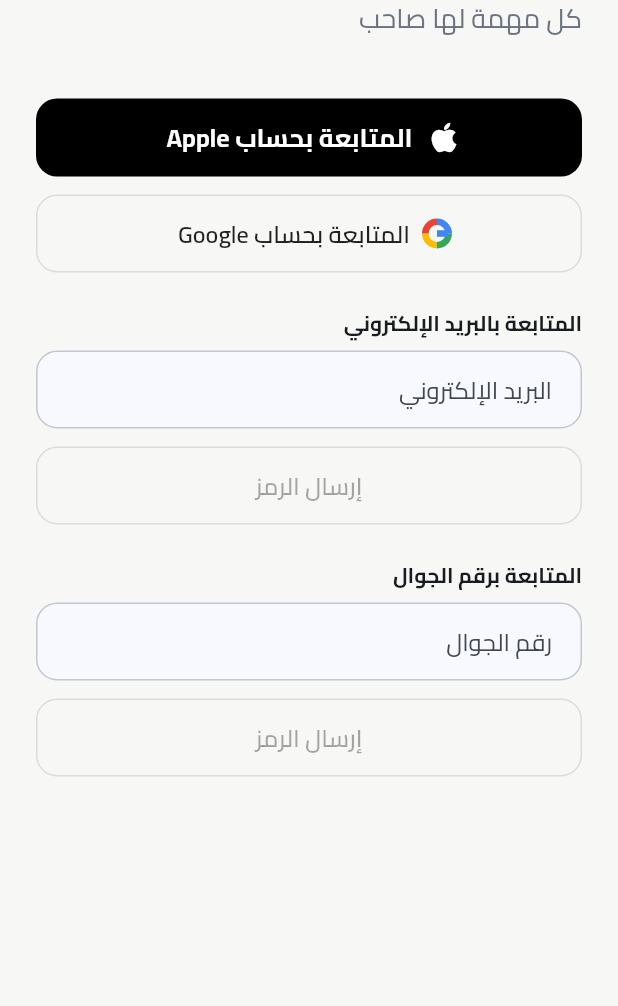
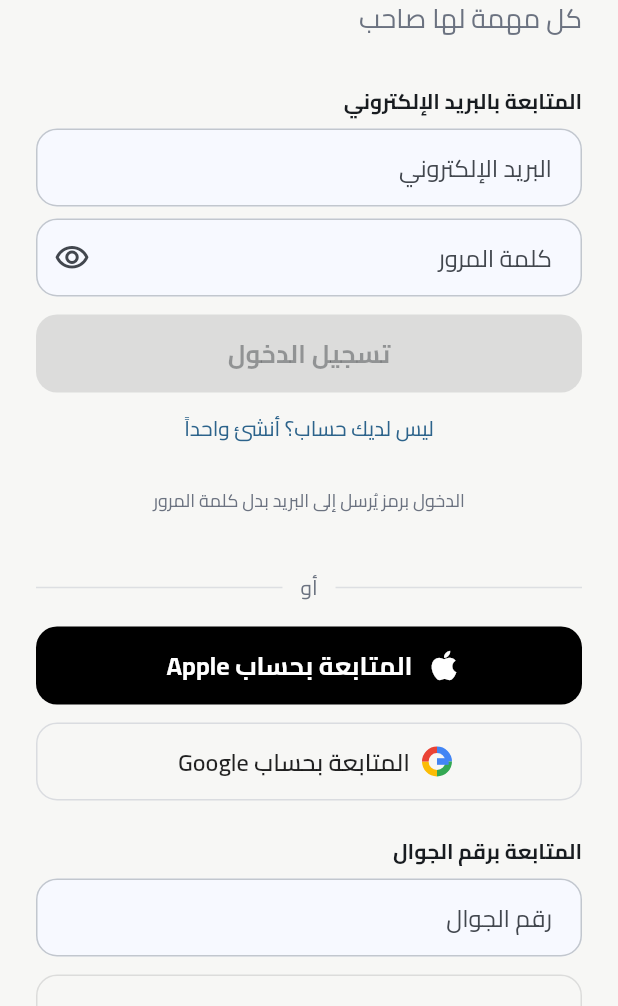
Before and after one commit to alsawagh0-ui/abdullah, a Flutter app: the screen it shows after launch, after a tap on "تخطٍّ", on a phone screen of 412 x 824 dp, the part 230-1236 px from its top. Run offline on Flutter 3.47's test engine with Material 3 defaults, Android fonts, the phone set to English and light mode, and no system bars; our stand-ins replace flutter_local_notifications, flutter_riverpod, go_router, image_picker, qr_flutter, share_plus and 4 more; missing offline and left inert: add_2_calendar, dart:js_interop, mobile_scanner; accounts and stored records are empty; network calls fail.

Commit message:
almunjez: email + password sign-in as the primary method
The magic link, emailed code, phone OTP and OAuth buttons all need
something configured in the Supabase dashboard first (redirect URLs,
email template, SMS provider, OAuth clients). Password auth needs
nothing, so it becomes the first option on the sign-in screen with a
sign-in / create-account toggle; the emailed-code path stays behind a
small link.

- AlMunjezApi: signUpWithPassword (returns whether a session exists or a
  confirmation email was sent) and signInWithPassword
- SupabaseApi: auth.signUp / signInWithPassword with profile reload
- LocalApi: in-memory stand-in with the same error codes
- Arabic translations for the common Supabase auth messages (wrong
  credentials, email not confirmed, already registered, weak password,
  rate limit, phone provider missing)
- confirmation note explaining the blank page after the link is expected
- tests: LocalApi password rules + widget flow; existing tests scroll to
  the demo button which now sits lower on the screen

Co-Authored-By: Claude Fable 5.1 <noreply@anthropic.com>
Claude-Session: https://claude.ai/code/session_018vqp6UdcqAx3jbgYeQbT5q

```diff
--- a/almunjez/app/lib/features/auth/auth_screens.dart
+++ b/almunjez/app/lib/features/auth/auth_screens.dart
@@ -4,6 +4,7 @@ import 'package:go_router/go_router.dart';
 
 import '../../app/theme.dart';
 import '../../core/api/local/local_api.dart';
+import '../../core/api/almunjez_api.dart';
 import '../../core/notif_prompt.dart';
 import '../../core/providers.dart';
 import '../../core/push.dart';
@@ -89,8 +90,34 @@ class _SignInScreenState extends ConsumerState<SignInScreen> {
   bool _phoneCodeSent = false;
 
   final _email = TextEditingController();
+  final _password = TextEditingController();
   final _emailCode = TextEditingController();
   bool _emailCodeSent = false;
+  bool _useEmailCode = false; // magic-link/OTP path needs dashboard setup; off by default
+  bool _creatingAccount = false;
+  bool _showPassword = false;
+  bool _confirmEmailSent = false;
+
+  @override
+  void dispose() {
+    for (final c in [_phone, _phoneCode, _email, _password, _emailCode]) {
+      c.dispose();
+    }
+    super.dispose();
+  }
+
+  bool get _emailOk => _email.text.trim().contains('@');
+  bool get _passwordOk => _password.text.length >= 8;
+
+  Future<void> _submitPassword(AlMunjezApi api) => _run(() async {
+        final email = _email.text.trim();
+        if (_creatingAccount) {
+          final signedIn = await api.signUpWithPassword(email, _password.text);
+          if (!signedIn && mounted) setState(() => _confirmEmailSent = true);
+        } else {
+          await api.signInWithPassword(email, _password.text);
+        }
+      });
 
   bool _busy = false;
 
@@ -121,24 +148,66 @@ class _SignInScreenState extends ConsumerState<SignInScreen> {
             const SizedBox(height: 16),
             Text(s.appName, style: const TextStyle(fontSize: 40, fontWeight: FontWeight.w800, color: AppTheme.accent)),
             Text(s.tagline, style: const TextStyle(fontSize: 18, color: AppTheme.muted)),
-            const SizedBox(height: 40),
-            FilledButton.icon(
-              style: FilledButton.styleFrom(backgroundColor: Colors.black, foregroundColor: Colors.white),
-              onPressed: _busy ? null : () => _run(api.signInWithApple),
-              icon: const Icon(Icons.apple, size: 26),
-              label: Text(s.signInWithApple),
-            ),
-            const SizedBox(height: 12),
-            OutlinedButton.icon(
-              style: OutlinedButton.styleFrom(foregroundColor: Colors.black87, side: const BorderSide(color: Color(0xFFDADCE0))),
-              onPressed: _busy ? null : () => _run(api.signInWithGoogle),
-              icon: const _GoogleG(),
-              label: Text(s.signInWithGoogle),
-            ),
-            const SizedBox(height: 24),
+            const SizedBox(height: 32),
             Text(s.signInWithEmail, style: const TextStyle(fontWeight: FontWeight.w700)),
             const SizedBox(height: 8),
-            if (!_emailCodeSent) ...[
+            if (_confirmEmailSent) ...[
+              _Note(icon: Icons.mark_email_read_outlined, text: '${s.codeSentTo} ${_email.text.trim()}\n${s.confirmEmailSent}'),
+              const SizedBox(height: 8),
+              FilledButton(
+                key: const Key('signInAfterConfirm'),
+                onPressed: () => setState(() {
+                  _confirmEmailSent = false;
+                  _creatingAccount = false;
+                }),
+                child: Text(s.signIn),
+              ),
+            ] else if (!_useEmailCode) ...[
+              TextField(
+                key: const Key('emailField'),
+                controller: _email,
+                keyboardType: TextInputType.emailAddress,
+                textDirection: TextDirection.ltr,
+                autofillHints: const [AutofillHints.email],
+                decoration: InputDecoration(hintText: 'name@example.com', labelText: s.email),
+                onChanged: (_) => setState(() {}),
+              ),
+              const SizedBox(height: 8),
+              TextField(
+                key: const Key('passwordField'),
+                controller: _password,
+                obscureText: !_showPassword,
+                textDirection: TextDirection.ltr,
+                autofillHints: [_creatingAccount ? AutofillHints.newPassword : AutofillHints.password],
+                decoration: InputDecoration(
+                  labelText: s.password,
+                  helperText: _creatingAccount ? s.passwordHint : null,
+                  suffixIcon: IconButton(
+                    icon: Icon(_showPassword ? Icons.visibility_off_outlined : Icons.visibility_outlined),
+                    onPressed: () => setState(() => _showPassword = !_showPassword),
+                  ),
+                ),
+                onChanged: (_) => setState(() {}),
+                onSubmitted: (_) {
+                  if (_emailOk && _passwordOk && !_busy) _submitPassword(api);
+                },
+              ),
+              const SizedBox(height: 12),
+              FilledButton(
+                key: const Key('passwordSubmit'),
+                onPressed: _busy || !_emailOk || !_passwordOk ? null : () => _submitPassword(api),
+                child: Text(_creatingAccount ? s.createAccount : s.signIn),
+              ),
+              TextButton(
+                key: const Key('togglePasswordMode'),
+                onPressed: _busy ? null : () => setState(() => _creatingAccount = !_creatingAccount),
+                child: Text(_creatingAccount ? s.haveAccount : s.noAccount),
+              ),
+              TextButton(
+                onPressed: _busy ? null : () => setState(() => _useEmailCode = true),
+                child: Text(s.useEmailCode, style: const TextStyle(fontSize: 12, color: AppTheme.muted)),
+              ),
+            ] else if (!_emailCodeSent) ...[
               TextField(
                 controller: _email,
                 keyboardType: TextInputType.emailAddress,
@@ -148,13 +217,17 @@ class _SignInScreenState extends ConsumerState<SignInScreen> {
               ),
               const SizedBox(height: 12),
               OutlinedButton(
-                onPressed: _busy || !_email.text.contains('@')
+                onPressed: _busy || !_emailOk
                     ? null
                     : () => _run(() async {
                           await api.sendEmailOtp(_email.text.trim());
                           setState(() => _emailCodeSent = true);
                         }),
                 child: Text(s.sendCode),
+              ),
+              TextButton(
+                onPressed: _busy ? null : () => setState(() => _useEmailCode = false),
+                child: Text(s.usePassword, style: const TextStyle(fontSize: 12, color: AppTheme.muted)),
               ),
             ] else ...[
               Text('${s.codeSentTo} ${_email.text.trim()}', style: const TextStyle(color: AppTheme.muted)),
@@ -174,6 +247,26 @@ class _SignInScreenState extends ConsumerState<SignInScreen> {
               OutlinedButton(onPressed: _busy ? null : () => _run(() => api.verifyEmailOtp(_email.text.trim(), _emailCode.text.trim())), child: Text(s.verify)),
               TextButton(onPressed: () => setState(() => _emailCodeSent = false), child: Text(s.cancel)),
             ],
+            const SizedBox(height: 24),
+            Row(children: [
+              const Expanded(child: Divider()),
+              Padding(padding: const EdgeInsets.symmetric(horizontal: 12), child: Text(s.or, style: const TextStyle(color: AppTheme.muted))),
+              const Expanded(child: Divider()),
+            ]),
+            const SizedBox(height: 16),
+            FilledButton.icon(
+              style: FilledButton.styleFrom(backgroundColor: Colors.black, foregroundColor: Colors.white),
+              onPressed: _busy ? null : () => _run(api.signInWithApple),
+              icon: const Icon(Icons.apple, size: 26),
+              label: Text(s.signInWithApple),
+            ),
+            const SizedBox(height: 12),
+            OutlinedButton.icon(
+              style: OutlinedButton.styleFrom(foregroundColor: Colors.black87, side: const BorderSide(color: Color(0xFFDADCE0))),
+              onPressed: _busy ? null : () => _run(api.signInWithGoogle),
+              icon: const _GoogleG(),
+              label: Text(s.signInWithGoogle),
+            ),
             const SizedBox(height: 24),
             Text(s.signInWithPhone, style: const TextStyle(fontWeight: FontWeight.w700)),
             const SizedBox(height: 8),
@@ -356,3 +449,19 @@ class _GoogleGPainter extends CustomPainter {
   @override
   bool shouldRepaint(covariant CustomPainter oldDelegate) => false;
 }
+
+class _Note extends StatelessWidget {
+  const _Note({required this.icon, required this.text});
+  final IconData icon;
+  final String text;
+  @override
+  Widget build(BuildContext context) => Container(
+        padding: const EdgeInsets.all(14),
+        decoration: BoxDecoration(color: AppTheme.accent.withValues(alpha: .08), borderRadius: BorderRadius.circular(12)),
+        child: Row(crossAxisAlignment: CrossAxisAlignment.start, children: [
+          Icon(icon, color: AppTheme.accent),
+          const SizedBox(width: 10),
+          Expanded(child: Text(text, style: const TextStyle(height: 1.5))),
+        ]),
+      );
+}
--- a/almunjez/app/lib/l10n/strings.dart
+++ b/almunjez/app/lib/l10n/strings.dart
@@ -42,7 +42,16 @@ class S {
   String get codeSentTo => t('أرسلنا رمزاً إلى', 'We sent a code to');
   String get signInWithEmail => t('المتابعة بالبريد الإلكتروني', 'Continue with email');
   String get email => t('البريد الإلكتروني', 'Email');
+  String get password => t('كلمة المرور', 'Password');
+  String get passwordHint => t('٨ أحرف على الأقل', 'At least 8 characters');
+  String get createAccount => t('إنشاء حساب', 'Create account');
+  String get haveAccount => t('لديك حساب؟ تسجيل الدخول', 'Have an account? Sign in');
+  String get noAccount => t('ليس لديك حساب؟ أنشئ واحداً', 'No account? Create one');
+  String get useEmailCode => t('الدخول برمز يُرسل إلى البريد بدل كلمة المرور', 'Use an emailed code instead of a password');
+  String get usePassword => t('الدخول بكلمة المرور', 'Use a password instead');
+  String get confirmEmailSent => t('أرسلنا رابط تأكيد إلى بريدك. اضغطه، ثم عد هنا وسجّل الدخول بكلمة المرور. (إن ظهرت صفحة فارغة بعد الضغط فهذا طبيعي — التأكيد تم.)', 'We sent a confirmation link to your email. Open it, then come back and sign in with your password. (A blank page after clicking is normal — the confirmation went through.)');
   String get verify => t('تحقق', 'Verify');
+  String get or => t('أو', 'or');
   String get completeProfile => t('إكمال الملف', 'Complete your profile');
   String get yourName => t('اسمك كما يراه الأعضاء', 'Your name as members see it');
   String get continueLabel => t('متابعة', 'Continue');
@@ -281,9 +290,22 @@ class S {
         'network' => t('تعذّر الاتصال بالخادم', 'Could not reach the server'),
         // Auth backend errors vary by provider/config (e.g. no SMS provider set up
         // yet) — show Supabase's own message rather than a generic fallback.
-        String c when c.startsWith('auth_') => (detail['message'] as String?) ?? t('خطأ في تسجيل الدخول', 'Sign-in error'),
+        'weak_password' => passwordHint,
+        String c when c.startsWith('auth_') => _authMessage(detail['message'] as String?),
         _ => t('حدث خطأ غير متوقع', 'Something went wrong'),
       };
+
+  /// Supabase Auth returns English messages; translate the common ones.
+  String _authMessage(String? m) {
+    final x = (m ?? '').toLowerCase();
+    if (x.contains('invalid login credentials')) return t('البريد أو كلمة المرور غير صحيحة', 'Wrong email or password');
+    if (x.contains('email not confirmed')) return t('أكّد بريدك أولاً من رابط التأكيد الذي أرسلناه، ثم سجّل الدخول', 'Confirm your email from the link we sent, then sign in');
+    if (x.contains('already registered')) return t('هذا البريد مسجّل بالفعل — سجّل الدخول', 'This email is already registered — sign in');
+    if (x.contains('password should be')) return passwordHint;
+    if (x.contains('rate limit') || x.contains('too many')) return t('حاول بعد قليل', 'Try again shortly');
+    if (x.contains('unsupported phone provider') || x.contains('sms')) return t('الدخول بالجوال غير مفعّل بعد — استخدم البريد', 'Phone sign-in is not enabled yet — use email');
+    return m == null || m.isEmpty ? t('خطأ في تسجيل الدخول', 'Sign-in error') : m;
+  }
 
   /// Notification titles rendered on the client from type + data (doc 08 §2).
   String notificationTitle(String type, Map<String, dynamic> d, {String? actor, String? group}) {
```
Also changed, not shown: almunjez/app/lib/core/api/almunjez_api.dart (+9 -0 lines), almunjez/app/lib/core/api/local/local_api.dart (+15 -0 lines), almunjez/app/lib/core/api/supabase/supabase_api.dart (+20 -0 lines), 2 other files.
